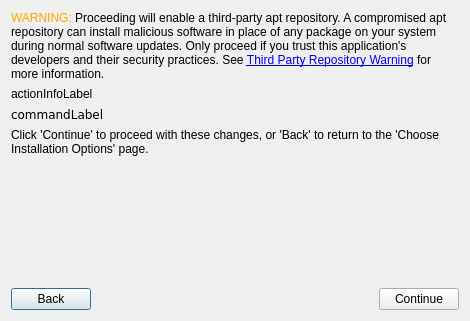
Kicksecure/browser-choice, file ui/confirminstallationdialog.ui: the form before one commit.
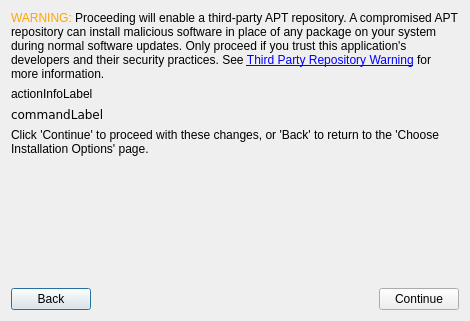
The form after the commit. Icons and pictures are not drawn.

The edit to the form file:
```diff
--- a/ui/confirminstallationdialog.ui
+++ b/ui/confirminstallationdialog.ui
@@ -17,7 +17,7 @@
    <item>
     <widget class="QLabel" name="thirdPartyWarningLabel">
      <property name="text">
-      <string>&lt;p&gt;&lt;font color=&quot;orange&quot;&gt;WARNING:&lt;/font&gt; Proceeding will enable a third-party apt repository. A compromised apt repository can install malicious software in place of any package on your system during normal software updates. Only proceed if you trust this application's developers and their security practices. See &lt;a href=&quot;https://www.kicksecure.com/wiki/Install_Software#Third_Party_Repository_Warning&quot;&gt;Third Party Repository Warning&lt;/a&gt; for more information.</string>
+      <string>&lt;p&gt;&lt;font color=&quot;orange&quot;&gt;WARNING:&lt;/font&gt; Proceeding will enable a third-party APT repository. A compromised APT repository can install malicious software in place of any package on your system during normal software updates. Only proceed if you trust this application's developers and their security practices. See &lt;a href=&quot;https://www.kicksecure.com/wiki/Install_Software#Third_Party_Repository_Warning&quot;&gt;Third Party Repository Warning&lt;/a&gt; for more information.</string>
      </property>
      <property name="wordWrap">
       <bool>true</bool>
```
